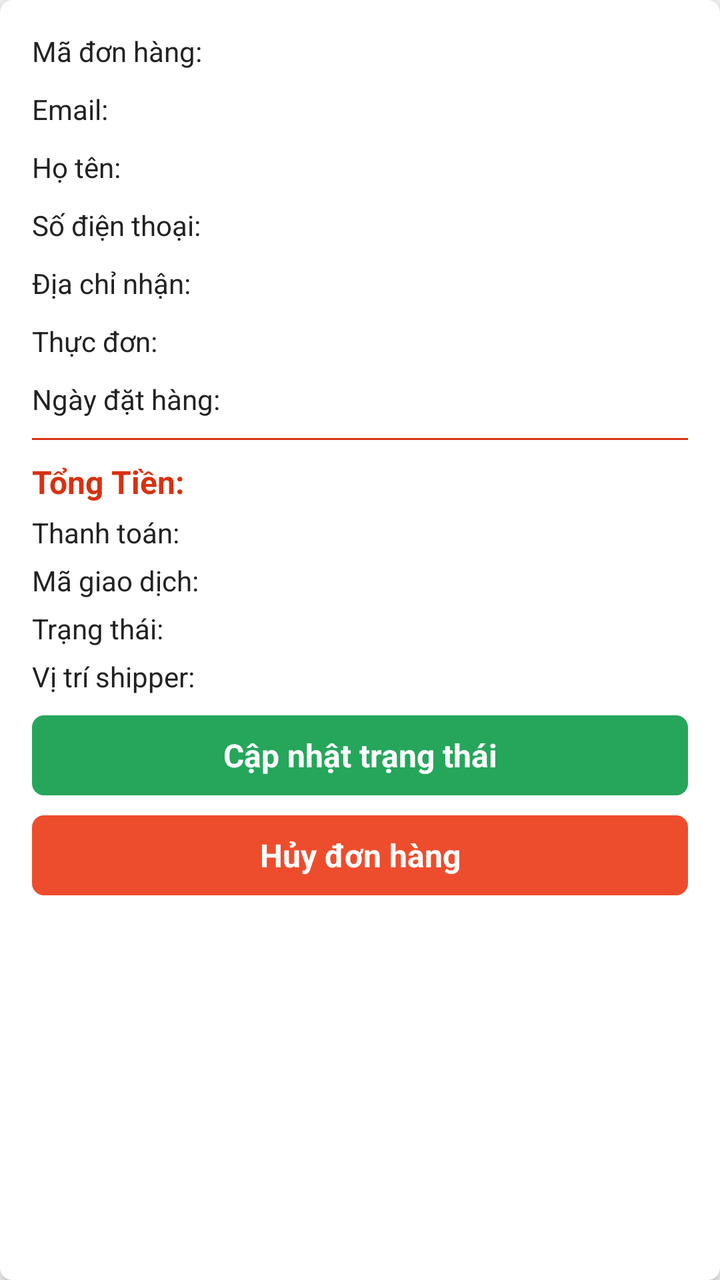
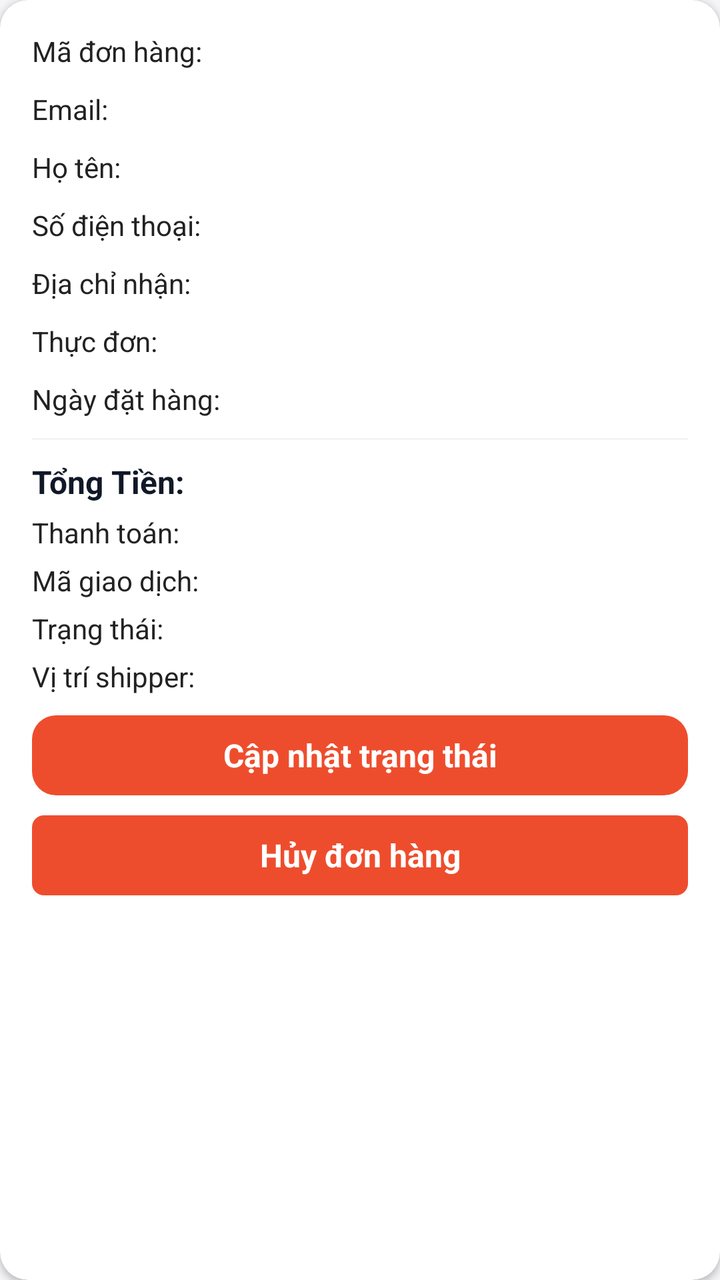

Two renders of the same Android screen: before a commit and after it. Below are the layout's source before the change and the commit's diff.
<!-- AndroidManifest.xml: application theme AppTheme -->
<!-- res/layout/item_admin_order.xml -->
<?xml version="1.0" encoding="utf-8"?>
<androidx.cardview.widget.CardView xmlns:android="http://schemas.android.com/apk/res/android"
    xmlns:app="http://schemas.android.com/apk/res-auto"
    android:layout_width="match_parent"
    android:layout_height="wrap_content"
    android:layout_marginBottom="@dimen/define_dimen_10"
    android:layout_marginEnd="@dimen/define_dimen_10"
    app:cardCornerRadius="@dimen/define_dimen_6">

    <LinearLayout
        android:id="@+id/layout_item"
        android:layout_width="match_parent"
        android:layout_height="wrap_content"
        android:orientation="vertical"
        android:padding="16dp">

        <RelativeLayout
            android:layout_width="match_parent"
            android:layout_height="wrap_content">

            <TextView
                android:id="@+id/label_id"
                android:layout_width="@dimen/define_dimen_100"
                android:layout_height="wrap_content"
                android:layout_centerVertical="true"
                android:text="@string/label_id"
                android:textSize="@dimen/text_size_small" />

            <TextView
                android:id="@+id/tv_id"
                android:layout_width="wrap_content"
                android:layout_height="wrap_content"
                android:layout_marginStart="@dimen/define_dimen_5"
                android:layout_toEndOf="@+id/label_id"
                android:textColor="@color/textColorPrimary"
                android:textSize="@dimen/text_size_small" />
        </RelativeLayout>

        <RelativeLayout
            android:layout_width="match_parent"
            android:layout_height="wrap_content"
            android:layout_marginTop="@dimen/define_dimen_10">

            <TextView
                android:id="@+id/label_email"
                android:layout_width="@dimen/define_dimen_100"
                android:layout_height="wrap_content"
                android:text="@string/label_email"
                android:textSize="@dimen/text_size_small" />

            <TextView
                android:id="@+id/tv_email"
                android:layout_width="wrap_content"
                android:layout_height="wrap_content"
                android:layout_marginStart="@dimen/define_dimen_5"
                android:layout_toEndOf="@+id/label_email"
                android:textColor="@color/textColorPrimary"
                android:textSize="@dimen/text_size_small" />
        </RelativeLayout>

        <RelativeLayout
            android:layout_width="match_parent"
            android:layout_height="wrap_content"
            android:layout_marginTop="@dimen/define_dimen_10">

            <TextView
                android:id="@+id/label_name"
                android:layout_width="@dimen/define_dimen_100"
                android:layout_height="wrap_content"
                android:text="@string/label_name"
                android:textSize="@dimen/text_size_small" />

            <TextView
                android:id="@+id/tv_name"
                android:layout_width="wrap_content"
                android:layout_height="wrap_content"
                android:layout_marginStart="@dimen/define_dimen_5"
                android:layout_toEndOf="@+id/label_name"
                android:textColor="@color/textColorPrimary"
                android:textSize="@dimen/text_size_small" />
        </RelativeLayout>

        <RelativeLayout
            android:layout_width="match_parent"
            android:layout_height="wrap_content"
            android:layout_marginTop="@dimen/define_dimen_10">

            <TextView
                android:id="@+id/label_phone"
                android:layout_width="@dimen/define_dimen_100"
                android:layout_height="wrap_content"
                android:layout_centerVertical="true"
                android:text="@string/label_phone"
                android:textSize="@dimen/text_size_small" />

            <TextView
                android:id="@+id/tv_phone"
                android:layout_width="wrap_content"
                android:layout_height="wrap_content"
                android:layout_marginStart="@dimen/define_dimen_5"
                android:layout_toEndOf="@+id/label_phone"
                android:textColor="@color/textColorPrimary"
                android:textSize="@dimen/text_size_small" />
        </RelativeLayout>

        <RelativeLayout
            android:layout_width="match_parent"
            android:layout_height="wrap_content"
            android:layout_marginTop="@dimen/define_dimen_10">

            <TextView
                android:id="@+id/label_address"
                android:layout_width="@dimen/define_dimen_100"
                android:layout_height="wrap_content"
                android:text="@string/label_address"
                android:textSize="@dimen/text_size_small" />

            <TextView
                android:id="@+id/tv_address"
                android:layout_width="wrap_content"
                android:layout_height="wrap_content"
                android:layout_centerVertical="true"
                android:layout_marginStart="@dimen/define_dimen_5"
                android:layout_toEndOf="@+id/label_address"
                android:textColor="@color/textColorPrimary"
                android:textSize="@dimen/text_size_small" />
        </RelativeLayout>

        <RelativeLayout
            android:layout_width="match_parent"
            android:layout_height="wrap_content"
            android:layout_marginTop="@dimen/define_dimen_10">

            <TextView
                android:id="@+id/label_menu"
                android:layout_width="@dimen/define_dimen_100"
                android:layout_height="wrap_content"
                android:text="@string/label_menu"
                android:textSize="@dimen/text_size_small" />

            <TextView
                android:id="@+id/tv_menu"
                android:layout_width="wrap_content"
                android:layout_height="wrap_content"
                android:layout_centerVertical="true"
                android:layout_marginStart="@dimen/define_dimen_5"
                android:layout_toEndOf="@+id/label_menu"
                android:textColor="@color/textColorPrimary"
                android:textSize="@dimen/text_size_small" />
        </RelativeLayout>

        <RelativeLayout
            android:layout_width="match_parent"
            android:layout_height="wrap_content"
            android:layout_marginTop="@dimen/define_dimen_10">

            <TextView
                android:id="@+id/label_date"
                android:layout_width="@dimen/define_dimen_100"
                android:layout_height="wrap_content"
                android:layout_centerVertical="true"
                android:text="@string/label_date"
                android:textSize="@dimen/text_size_small" />

            <TextView
                android:id="@+id/tv_date"
                android:layout_width="wrap_content"
                android:layout_height="wrap_content"
                android:layout_marginStart="@dimen/define_dimen_5"
                android:layout_toEndOf="@+id/label_date"
                android:textColor="@color/textColorPrimary"
                android:textSize="@dimen/text_size_small" />
        </RelativeLayout>

        <View
            android:layout_width="match_parent"
            android:layout_height="1dp"
            android:layout_marginTop="@dimen/define_dimen_10"
            android:layout_marginBottom="@dimen/define_dimen_10"
            android:background="@color/colorPrimaryDark"/>

        <RelativeLayout
            android:layout_width="match_parent"
            android:layout_height="wrap_content">

            <LinearLayout
                android:layout_width="match_parent"
                android:layout_height="wrap_content"
                android:orientation="vertical">

                <RelativeLayout
                    android:layout_width="match_parent"
                    android:layout_height="wrap_content">

                    <TextView
                        android:id="@+id/label_total_amount"
                        android:layout_width="@dimen/define_dimen_100"
                        android:layout_height="wrap_content"
                        android:layout_centerVertical="true"
                        android:text="@string/total"
                        android:textColor="@color/colorPrimaryDark"
                        android:textSize="@dimen/text_size_normal"
                        android:textStyle="bold" />

                    <TextView
                        android:id="@+id/tv_total_amount"
                        android:layout_width="wrap_content"
                        android:layout_height="wrap_content"
                        android:layout_centerVertical="true"
                        android:layout_marginStart="@dimen/define_dimen_5"
                        android:layout_toEndOf="@+id/label_total_amount"
                        android:textColor="@color/bottomTabActive"
                        android:textSize="@dimen/text_size_normal"
                        android:textStyle="bold" />
                </RelativeLayout>

                <RelativeLayout
                    android:layout_width="match_parent"
                    android:layout_height="wrap_content"
                    android:layout_marginTop="@dimen/define_dimen_5">

                    <TextView
                        android:id="@+id/label_payment"
                        android:layout_width="@dimen/define_dimen_100"
                        android:layout_height="wrap_content"
                        android:layout_centerVertical="true"
                        android:text="@string/label_payment"
                        android:textSize="@dimen/text_size_small" />

                    <TextView
                        android:id="@+id/tv_payment"
                        android:layout_width="wrap_content"
                        android:layout_height="wrap_content"
                        android:layout_centerVertical="true"
                        android:layout_marginStart="@dimen/define_dimen_5"
                        android:layout_toEndOf="@+id/label_payment"
                        android:textColor="@color/textColorPrimary"
                        android:textSize="@dimen/text_size_small"
                        android:textStyle="bold" />
                </RelativeLayout>

                <RelativeLayout
                    android:id="@+id/layout_transaction"
                    android:layout_width="match_parent"
                    android:layout_height="wrap_content"
                    android:layout_marginTop="@dimen/define_dimen_5">

                    <TextView
                        android:id="@+id/label_transaction"
                        android:layout_width="@dimen/define_dimen_100"
                        android:layout_height="wrap_content"
                        android:layout_centerVertical="true"
                        android:text="@string/label_transaction"
                        android:textSize="@dimen/text_size_small" />

                    <TextView
                        android:id="@+id/tv_transaction"
                        android:layout_width="wrap_content"
                        android:layout_height="wrap_content"
                        android:layout_centerVertical="true"
                        android:layout_marginStart="@dimen/define_dimen_5"
                        android:layout_toEndOf="@+id/label_transaction"
                        android:textColor="@color/textColorPrimary"
                        android:textSize="@dimen/text_size_small"
                        android:textStyle="bold" />
                </RelativeLayout>

                <RelativeLayout
                    android:layout_width="match_parent"
                    android:layout_height="wrap_content"
                    android:layout_marginTop="@dimen/define_dimen_5">

                    <TextView
                        android:id="@+id/label_status"
                        android:layout_width="@dimen/define_dimen_100"
                        android:layout_height="wrap_content"
                        android:layout_centerVertical="true"
                        android:text="@string/label_status"
                        android:textSize="@dimen/text_size_small" />

                    <TextView
                        android:id="@+id/tv_status"
                        android:layout_width="wrap_content"
                        android:layout_height="wrap_content"
                        android:layout_centerVertical="true"
                        android:layout_marginStart="@dimen/define_dimen_5"
                        android:layout_toEndOf="@+id/label_status"
                        android:textColor="@color/textColorPrimary"
                        android:textSize="@dimen/text_size_small"
                        android:textStyle="bold" />
                </RelativeLayout>

                <RelativeLayout
                    android:layout_width="match_parent"
                    android:layout_height="wrap_content"
                    android:layout_marginTop="@dimen/define_dimen_5">

                    <TextView
                        android:id="@+id/label_shipper_location"
                        android:layout_width="@dimen/define_dimen_100"
                        android:layout_height="wrap_content"
                        android:layout_centerVertical="true"
                        android:text="@string/shipper_location"
                        android:textSize="@dimen/text_size_small" />

                    <TextView
                        android:id="@+id/tv_shipper_location"
                        android:layout_width="wrap_content"
                        android:layout_height="wrap_content"
                        android:layout_centerVertical="true"
                        android:layout_marginStart="@dimen/define_dimen_5"
                        android:layout_toEndOf="@+id/label_shipper_location"
                        android:textColor="@color/textColorPrimary"
                        android:textSize="@dimen/text_size_small"
                        android:textStyle="bold" />
                </RelativeLayout>
            </LinearLayout>
        </RelativeLayout>

        <TextView
            android:id="@+id/tv_next_status"
            android:layout_width="match_parent"
            android:layout_height="@dimen/define_dimen_40"
            android:layout_marginTop="@dimen/define_dimen_10"
            android:background="@drawable/bg_green_shape_corner_6"
            android:gravity="center"
            android:text="@string/action_next_status"
            android:textColor="@color/white"
            android:textSize="@dimen/text_size_normal"
            android:textStyle="bold" />

        <TextView
            android:id="@+id/tv_cancel_order"
            android:layout_width="match_parent"
            android:layout_height="@dimen/define_dimen_40"
            android:layout_marginTop="@dimen/define_dimen_10"
            android:background="@drawable/bg_red_shape_corner_6"
            android:gravity="center"
            android:text="@string/action_cancel_order"
            android:textColor="@color/white"
            android:textSize="@dimen/text_size_normal"
            android:textStyle="bold" />
    </LinearLayout>
</androidx.cardview.widget.CardView>
<!-- resources referenced by this layout -->
<resources>
  <color name="bottomTabActive">#EE4D2D</color>
  <color name="colorPrimaryDark">#D73211</color>
  <color name="textColorPrimary">#222222</color>
  <color name="white">#ffffff</color>
  <dimen name="define_dimen_10">10dp</dimen>
  <dimen name="define_dimen_100">100dp</dimen>
  <dimen name="define_dimen_40">40dp</dimen>
  <dimen name="define_dimen_5">5dp</dimen>
  <dimen name="define_dimen_6">6dp</dimen>
  <dimen name="text_size_normal">16sp</dimen>
  <dimen name="text_size_small">14sp</dimen>
  <!-- drawable bg_green_shape_corner_6 (drawable) -->
  <?xml version="1.0" encoding="utf-8"?>
  
  <shape xmlns:android="http://schemas.android.com/apk/res/android">
      <corners android:radius="6dp"/>
      <solid android:color="@color/green"/>
  </shape>
  <!-- drawable bg_red_shape_corner_6 (drawable) -->
  <?xml version="1.0" encoding="utf-8"?>
  
  <shape xmlns:android="http://schemas.android.com/apk/res/android">
      <corners android:radius="6dp"/>
      <solid android:color="@color/colorPrimary"/>
  </shape>
  <string name="action_cancel_order">Hủy đơn hàng</string>
  <string name="action_next_status">Cập nhật trạng thái</string>
  <string name="label_address">Địa chỉ nhận:</string>
  <string name="label_date">Ngày đặt hàng:</string>
  <string name="label_email">Email:</string>
  <string name="label_id">Mã đơn hàng:</string>
  <string name="label_menu">Thực đơn:</string>
  <string name="label_name">Họ tên:</string>
  <string name="label_payment">Thanh toán:</string>
  <string name="label_phone">Số điện thoại:</string>
  <string name="label_status">Trạng thái:</string>
  <string name="label_transaction">Mã giao dịch:</string>
  <string name="shipper_location">Vị trí shipper:</string>
  <string name="total">Tổng Tiền:</string>
  <style name="AppTheme" parent="Theme.AppCompat.Light.NoActionBar">
          <item name="colorPrimary">@color/colorPrimary</item>
          <item name="colorPrimaryDark">@color/colorPrimaryDark</item>
          <item name="colorAccent">@color/colorAccent</item>
          <item name="android:statusBarColor">@color/brandOrangeDark</item>
          <item name="android:windowBackground">@color/screenBackground</item>
          <item name="android:textColor">@color/textColorPrimary</item>
      </style>
  <color name="green">#26A65B</color>
  <color name="colorPrimary">#EE4D2D</color>
  <color name="colorAccent">#FF7A47</color>
  <color name="brandOrangeDark">#D73211</color>
  <color name="screenBackground">#F5F5F5</color>
</resources>

<!-- the commit's change to res/layout/item_admin_order.xml (unified diff, before → after) -->
@@ -3,16 +3,18 @@
     xmlns:app="http://schemas.android.com/apk/res-auto"
     android:layout_width="match_parent"
     android:layout_height="wrap_content"
-    android:layout_marginBottom="@dimen/define_dimen_10"
-    android:layout_marginEnd="@dimen/define_dimen_10"
-    app:cardCornerRadius="@dimen/define_dimen_6">
+    android:layout_marginStart="@dimen/define_dimen_4"
+    android:layout_marginEnd="@dimen/define_dimen_4"
+    android:layout_marginBottom="@dimen/define_dimen_12"
+    app:cardCornerRadius="@dimen/define_dimen_14"
+    app:cardElevation="@dimen/define_dimen_2">
 
     <LinearLayout
         android:id="@+id/layout_item"
         android:layout_width="match_parent"
         android:layout_height="wrap_content"
         android:orientation="vertical"
-        android:padding="16dp">
+        android:padding="@dimen/define_dimen_16">
 
         <RelativeLayout
             android:layout_width="match_parent"
@@ -177,7 +179,7 @@
             android:layout_height="1dp"
             android:layout_marginTop="@dimen/define_dimen_10"
             android:layout_marginBottom="@dimen/define_dimen_10"
-            android:background="@color/colorPrimaryDark"/>
+            android:background="@color/neutral100"/>
 
         <RelativeLayout
             android:layout_width="match_parent"
@@ -198,7 +200,7 @@
                         android:layout_height="wrap_content"
                         android:layout_centerVertical="true"
                         android:text="@string/total"
-                        android:textColor="@color/colorPrimaryDark"
+                        android:textColor="@color/neutral900"
                         android:textSize="@dimen/text_size_normal"
                         android:textStyle="bold" />
 
@@ -322,7 +324,7 @@
             android:layout_width="match_parent"
             android:layout_height="@dimen/define_dimen_40"
             android:layout_marginTop="@dimen/define_dimen_10"
-            android:background="@drawable/bg_green_shape_corner_6"
+            android:background="@drawable/bg_primary_button"
             android:gravity="center"
             android:text="@string/action_next_status"
             android:textColor="@color/white"
<!-- resource entries referenced after the edit -->
@@ -1,23 +1,39 @@
 <!-- resources referenced by this layout -->
 <resources>
   <color name="bottomTabActive">#EE4D2D</color>
+  <color name="neutral100">#F3F4F6</color>
+  <color name="neutral900">#111827</color>
   <color name="colorPrimaryDark">#D73211</color>
   <color name="textColorPrimary">#222222</color>
   <color name="white">#ffffff</color>
   <dimen name="define_dimen_10">10dp</dimen>
   <dimen name="define_dimen_100">100dp</dimen>
+  <dimen name="define_dimen_12">12dp</dimen>
+  <dimen name="define_dimen_14">14dp</dimen>
+  <dimen name="define_dimen_16">16dp</dimen>
+  <dimen name="define_dimen_2">2dp</dimen>
+  <dimen name="define_dimen_4">4dp</dimen>
   <dimen name="define_dimen_40">40dp</dimen>
   <dimen name="define_dimen_5">5dp</dimen>
-  <dimen name="define_dimen_6">6dp</dimen>
   <dimen name="text_size_normal">16sp</dimen>
   <dimen name="text_size_small">14sp</dimen>
-  <!-- drawable bg_green_shape_corner_6 (drawable) -->
+  <!-- drawable bg_primary_button (drawable) -->
   <?xml version="1.0" encoding="utf-8"?>
-  
-  <shape xmlns:android="http://schemas.android.com/apk/res/android">
-      <corners android:radius="6dp"/>
-      <solid android:color="@color/green"/>
-  </shape>
+  <ripple xmlns:android="http://schemas.android.com/apk/res/android"
+      android:color="@color/rippleLight">
+      <item android:id="@android:id/mask">
+          <shape android:shape="rectangle">
+              <solid android:color="@color/white" />
+              <corners android:radius="12dp" />
+          </shape>
+      </item>
+      <item>
+          <shape android:shape="rectangle">
+              <solid android:color="@color/brandOrange" />
+              <corners android:radius="12dp" />
+          </shape>
+      </item>
+  </ripple>
   <!-- drawable bg_red_shape_corner_6 (drawable) -->
   <?xml version="1.0" encoding="utf-8"?>
   
@@ -47,10 +63,11 @@
           <item name="android:windowBackground">@color/screenBackground</item>
           <item name="android:textColor">@color/textColorPrimary</item>
       </style>
-  <color name="green">#26A65B</color>
+  <color name="rippleLight">#33FFFFFF</color>
+  <color name="brandOrange">#EE4D2D</color>
   <color name="colorPrimary">#EE4D2D</color>
   <color name="colorAccent">#FF7A47</color>
   <color name="brandOrangeDark">#D73211</color>
-  <color name="screenBackground">#F5F5F5</color>
+  <color name="screenBackground">#F5F5F7</color>
 </resources>
 
